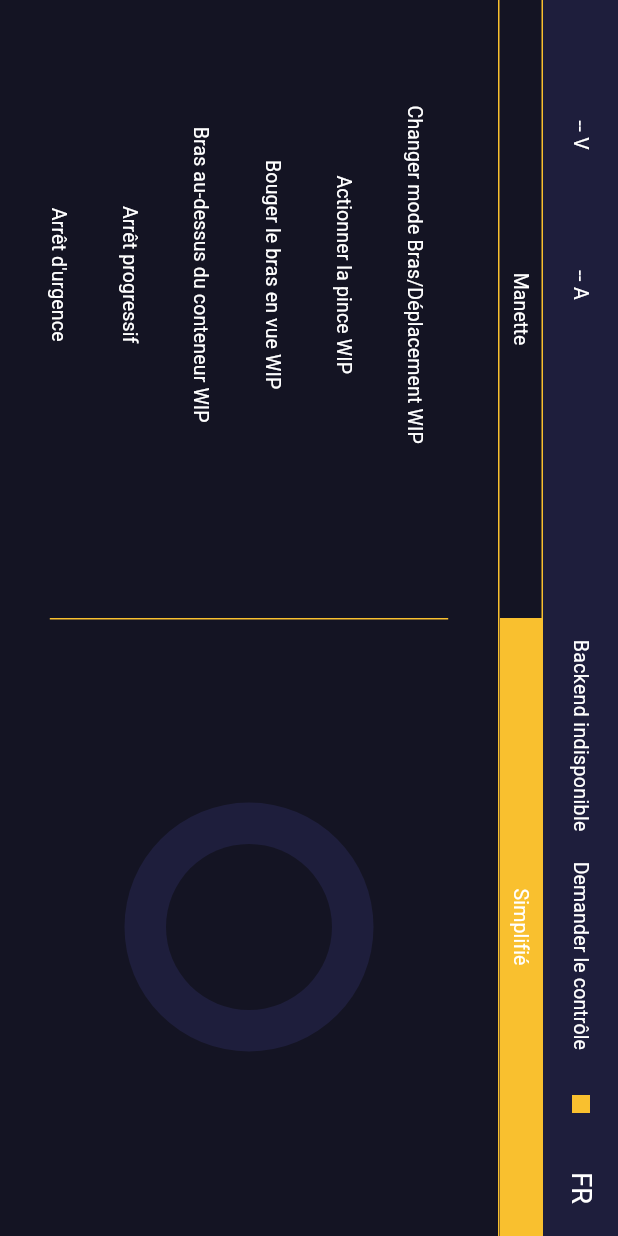
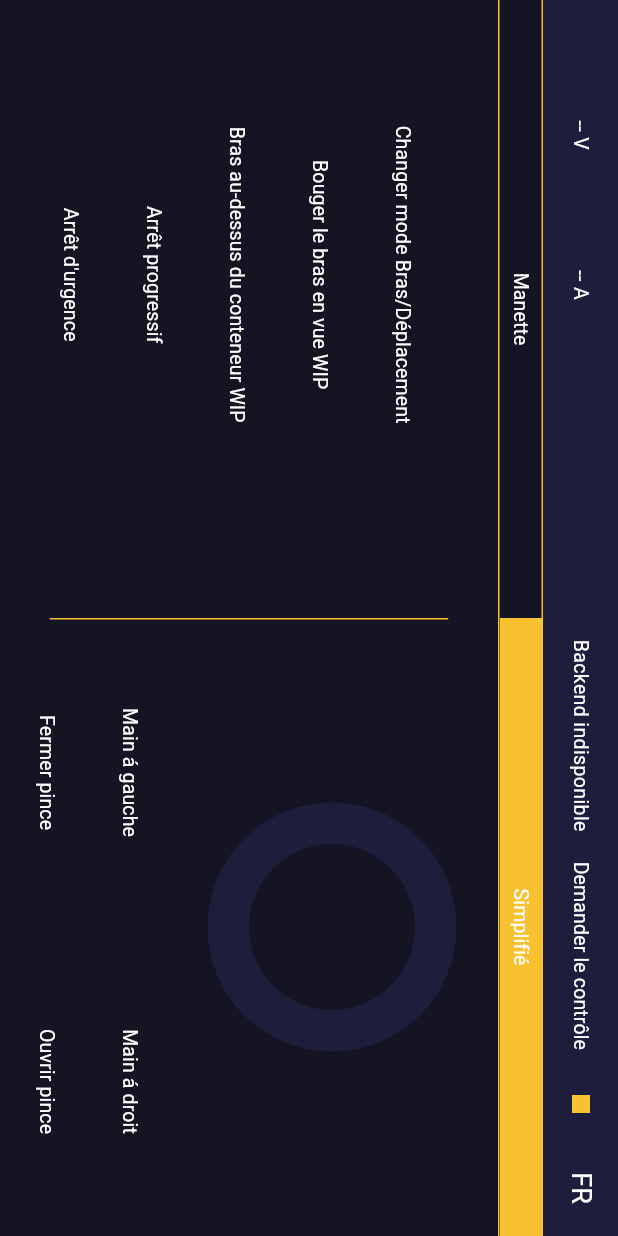
Before and after one commit to SupaeroMoon-ERC-MDRS/COM-2025-webcontrol-frontend, a Flutter app: the screen it shows after launch, after a tap on "EN", after a tap on "Simplifié", on a phone screen of 412 x 824 dp. Run offline on Flutter 3.47's test engine with Material 3 defaults, Android fonts, the phone set to English and light mode, and no system bars.

Commit message:
Added arm controls

```diff
--- a/lib/data/localization.dart
+++ b/lib/data/localization.dart
@@ -11,8 +11,11 @@ final Map<String, String> en_EN = {
   "release_control": "Release Control",
   "controller_controls": "Controller",
   "simplified_controls": "Simplified",
-  "switch_arm_movement_mode": "Switch Arm/Movement mode WIP",
-  "toggle_grip": "Toggle grip WIP",
+  "switch_arm_movement_mode": "Switch Arm/Movement mode",
+  "grip_open": "Gripper open",
+  "grip_close": "Gripper close",
+  "arm_base_right": "Arm base right",
+  "arm_base_left": "Arm base left",
   "move_arm_in_view": "Arm in view WIP",
   "move_arm_above_sample_container": "Arm above container WIP",
   "soft_stop": "Soft stop",
@@ -32,8 +35,11 @@ final Map<String, String> fr_FR = {
   "release_control": "Libérer le contrôle",
   "controller_controls": "Manette",
   "simplified_controls": "Simplifié",
-  "switch_arm_movement_mode": "Changer mode Bras/Déplacement WIP",
-  "toggle_grip": "Actionner la pince WIP",
+  "switch_arm_movement_mode": "Changer mode Bras/Déplacement",
+  "grip_open": "Ouvrir pince",
+  "grip_close": "Fermer pince",
+  "arm_base_right": "Main á droit",
+  "arm_base_left": "Main á gauche",
   "move_arm_in_view": "Bouger le bras en vue WIP",
   "move_arm_above_sample_container": "Bras au-dessus du conteneur WIP",
   "soft_stop": "Arrêt progressif",
--- a/lib/ui/controls/control_stack.dart
+++ b/lib/ui/controls/control_stack.dart
@@ -163,27 +163,26 @@ class SimplifiedControlStack extends StatelessWidget {
         fit: StackFit.expand,
         children: [
           Positioned(
-            top: 1 * size.height / 7 - size.height / 21, left: 0,
+            top: 1 * size.height / 6 - size.height / 21, left: 0,
             child: SizedBox(
               width: 4 * size.width / 9,
               child: TextButton(
-                onPressed: (){},
+                onPressed: (){
+                  controlData.update((final ControlData data){
+                    data.lShoulder = true;
+                    data.rShoulder = true;
+                  });
+                  controlData.update((final ControlData data){
+                    data.lShoulder = false;
+                    data.rShoulder = false;
+                  });
+                },
                 child: Text(Loc.get("switch_arm_movement_mode"), style: ThemeManager.textStyle,),
               ),
             )
           ),
           Positioned(
-            top: 2 * size.height / 7 - size.height / 21, left: 0,
-            child: SizedBox(
-              width: 4 * size.width / 9,
-              child: TextButton(
-                onPressed: (){},
-                child: Text(Loc.get("toggle_grip"), style: ThemeManager.textStyle,),
-              ),
-            )
-          ),
-          Positioned(
-            top: 3 * size.height / 7 - size.height / 21, left: 0,
+            top: 2 * size.height / 6 - size.height / 21, left: 0,
             child: SizedBox(
               width: 4 * size.width / 9,
               child: TextButton(
@@ -193,7 +192,7 @@ class SimplifiedControlStack extends StatelessWidget {
             )
           ),
           Positioned(
-            top: 4 * size.height / 7 - size.height / 21, left: 0,
+            top: 3 * size.height / 6 - size.height / 21, left: 0,
             child: SizedBox(
               width: 4 * size.width / 9,
               child: TextButton(
@@ -203,7 +202,7 @@ class SimplifiedControlStack extends StatelessWidget {
             )
           ),
           Positioned(
-            top: 5 * size.height / 7 - size.height / 21, left: 0,
+            top: 4 * size.height / 6 - size.height / 21, left: 0,
             child: SizedBox(
               width: 4 * size.width / 9,
               child: TextButton(
@@ -217,7 +216,7 @@ class SimplifiedControlStack extends StatelessWidget {
             )
           ),
           Positioned(
-            top: 6 * size.height / 7 - size.height / 21, left: 0,
+            top: 5 * size.height / 6 - size.height / 21, left: 0,
             child: SizedBox(
               width: 4 * size.width / 9,
               child: TextButton(
@@ -260,7 +259,7 @@ class SimplifiedControlStack extends StatelessWidget {
           ),
           ///////////////////////////////////////////////////////////////////////////
           Positioned(
-            top: size.height / 2 - stickSize.height / 2,
+            top: size.height / 3 - stickSize.height / 2,
             left: 3 * size.width / 4 - stickSize.width / 2,
             child: Stick(
               size: stickSize,
@@ -282,6 +281,74 @@ class SimplifiedControlStack extends StatelessWidget {
               }
             )
           ),
+          Positioned(
+            top: 4 * size.height / 6, left: 2 * size.width / 4,
+            child: SizedBox(
+              width: size.width / 4,
+              child: TextButton(
+                onPressed: (){
+                  controlData.update((final ControlData data){
+                    data.lLeft = true;
+                  });
+                  controlData.update((final ControlData data){
+                    data.lLeft = false;
+                  });
+                },
+                child: Text(Loc.get("arm_base_left"), style: ThemeManager.textStyle,)
+              ),
+            )
+          ),
+          Positioned(
+            top: 4 * size.height / 6, left: 3 * size.width / 4,
+            child: SizedBox(
+              width: size.width / 4,
+              child: TextButton(
+                onPressed: (){
+                  controlData.update((final ControlData data){
+                    data.lRight = true;
+                  });
+                  controlData.update((final ControlData data){
+                    data.lRight = false;
+                  });
+                },
+                child: Text(Loc.get("arm_base_right"), style: ThemeManager.textStyle,)
+              ),
+            )
+          ),
+          Positioned(
+            top: 5 * size.height / 6, left: 2 * size.width / 4,
+            child: SizedBox(
+              width: size.width / 4,
+              child: TextButton(
+                onPressed: (){
+                  controlData.update((final ControlData data){
+                    data.lTop = true;
+                  });
+                  controlData.update((final ControlData data){
+                    data.lTop = false;
+                  });
+                },
+                child: Text(Loc.get("grip_close"), style: ThemeManager.textStyle,)
+              ),
+            )
+          ),
+          Positioned(
+            top: 5 * size.height / 6, left: 3 * size.width / 4,
+            child: SizedBox(
+              width: size.width / 4,
+              child: TextButton(
+                onPressed: (){
+                  controlData.update((final ControlData data){
+                    data.lBottom = true;
+                  });
+                  controlData.update((final ControlData data){
+                    data.lBottom = false;
+                  });
+                },
+                child: Text(Loc.get("grip_open"), style: ThemeManager.textStyle,)
+              ),
+            )
+          ),
         ],
       ),
     );
--- a/pubspec.yaml
+++ b/pubspec.yaml
@@ -10,6 +10,7 @@ dependencies:
   flutter:
     sdk: flutter
 
+  web: ^1.1.1
   web_socket_channel: ^3.0.3
 
 dev_dependencies:
```
Also changed, not shown: pubspec.lock.
